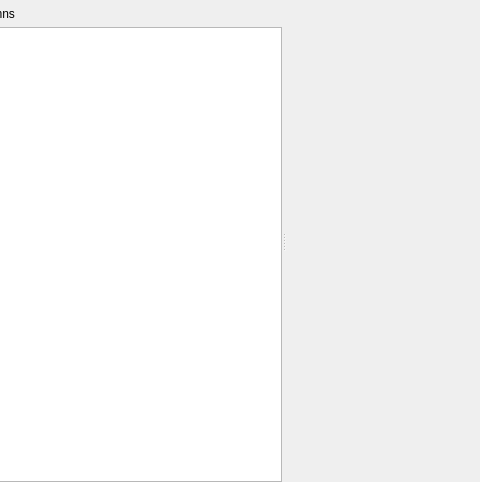
First picture: the form in src/gdxviewer/gdxviewer.ui, repository GAMS-dev/studio, before the edit; both pictures show x 216 to 696 and y 0 to 482 of the 696 by 482 pixel window.
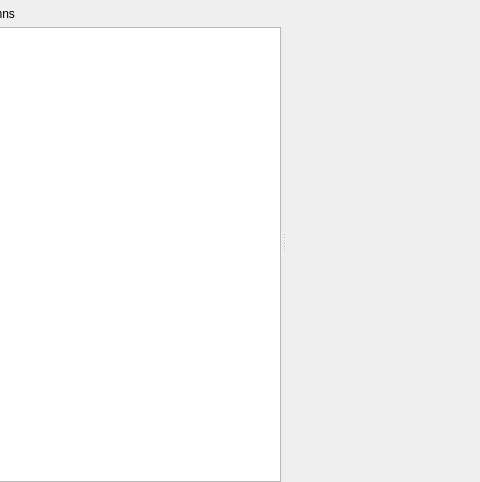
Second picture: the form after the edit. Custom widgets are drawn as their Qt base class.

Commit message: set splitter width to 5 again

Diff of the .ui file:
```diff
--- a/src/gdxviewer/gdxviewer.ui
+++ b/src/gdxviewer/gdxviewer.ui
@@ -38,7 +38,7 @@
       <enum>Qt::Horizontal</enum>
      </property>
      <property name="handleWidth">
-      <number>4</number>
+      <number>5</number>
      </property>
      <property name="childrenCollapsible">
       <bool>false</bool>
```
